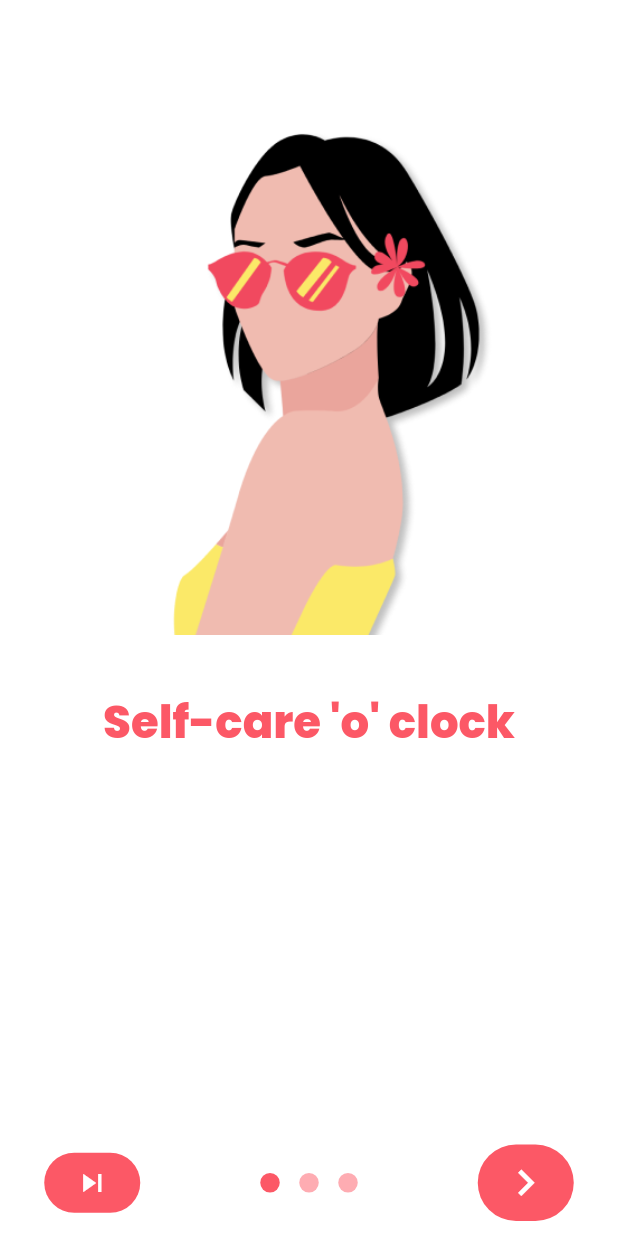
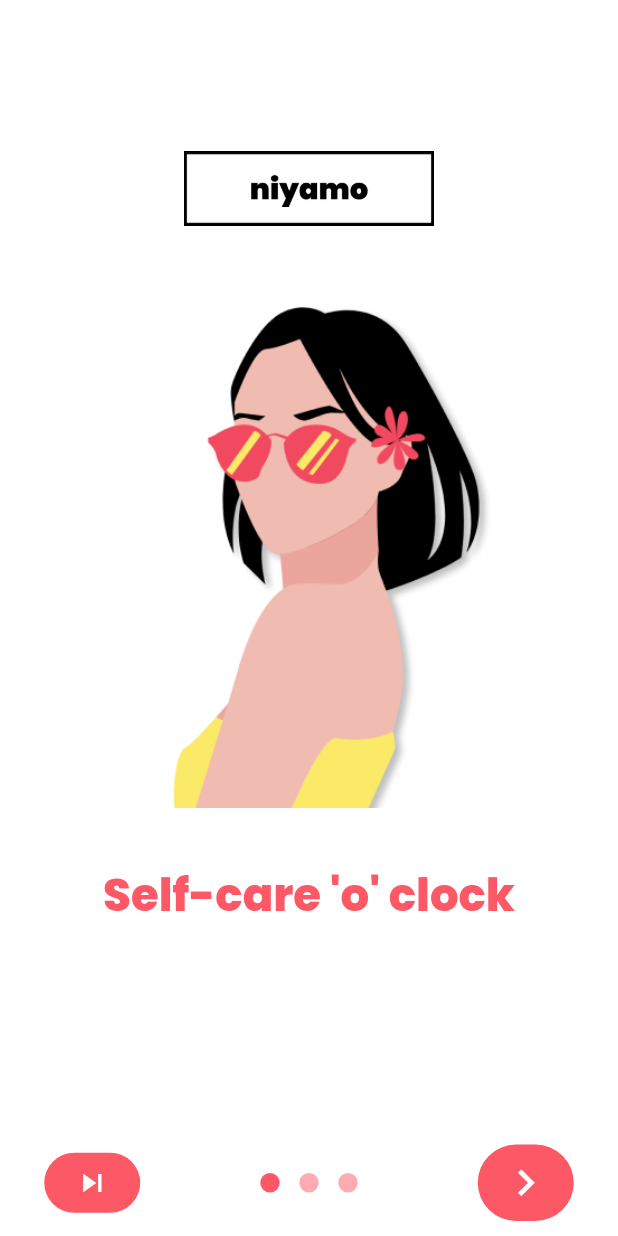
Before and after one commit to dwvicy/niyamo, a Flutter app: the screen it shows after launch, on a phone screen of 412 x 824 dp. Run offline on Flutter 3.47's test engine with Material 2 defaults, Android fonts, the phone set to English and light mode, and no system bars; drawn by our look-alikes of intro_slider.

Commit message:
feat: add logo

```diff
--- a/lib/splash.dart
+++ b/lib/splash.dart
@@ -99,6 +99,14 @@ class _SplashScreenState extends State<SplashScreen> {
             margin: EdgeInsets.only(bottom: 60.0, top: 60.0),
             child: ListView(
               children: <Widget>[
+                Padding(
+                  padding:
+                      EdgeInsets.all(MediaQuery.of(context).size.height * 0.04),
+                  child: Image.asset(
+                    'assets/photos/Group 14.png',
+                    height: MediaQuery.of(context).size.height * 0.06,
+                  ),
+                ),
                 GestureDetector(
                     child: Image.asset(
                   currentSlide.pathImage,
--- a/pubspec.yaml
+++ b/pubspec.yaml
@@ -55,6 +55,7 @@ flutter:
     - assets/photos/6 2.png
     - assets/photos/7 2.png
     - assets/photos/imd 2.png
+    - assets/photos/Group 14.png
 
 
   # An image asset can refer to one or more resolution-specific "variants", see
```
Also changed, not shown: assets/photos/Group 14.png (added).
